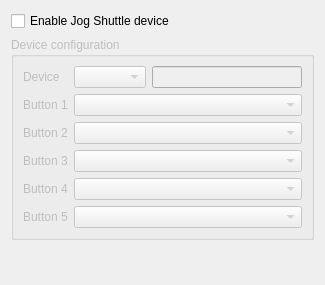
This is src/widgets/configjogshuttle_ui.ui in KDE/kdenlive as Qt 5 draws it before an edit. The edited form follows.
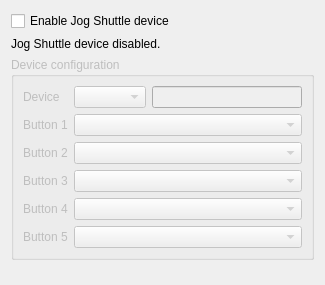
This is the edited form. Custom widgets are drawn as their Qt base class.

Diff of the .ui file:
```diff
--- a/src/widgets/configjogshuttle_ui.ui
+++ b/src/widgets/configjogshuttle_ui.ui
@@ -18,6 +18,13 @@
     </widget>
    </item>
    <item row="1" column="0" >
+    <widget class="QLabel" name="shuttledisabled" >
+     <property name="text" >
+      <string>Jog Shuttle device disabled.</string>
+     </property>
+    </widget>
+   </item>
+   <item row="2" column="0" >
     <widget class="QGroupBox" name="config_group" >
      <property name="enabled" >
       <bool>false</bool>
@@ -96,7 +103,7 @@
      </layout>
     </widget>
    </item>
-   <item row="2" column="0" >
+   <item row="3" column="0" >
     <spacer name="verticalSpacer" >
      <property name="orientation" >
       <enum>Qt::Vertical</enum>
```
